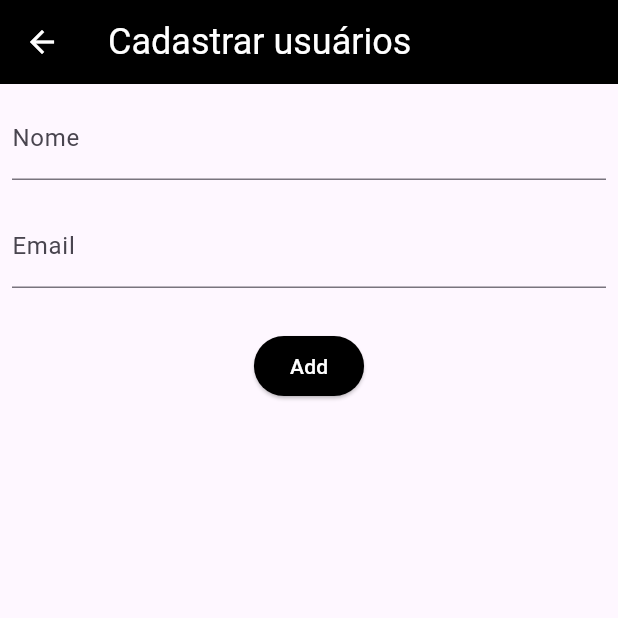
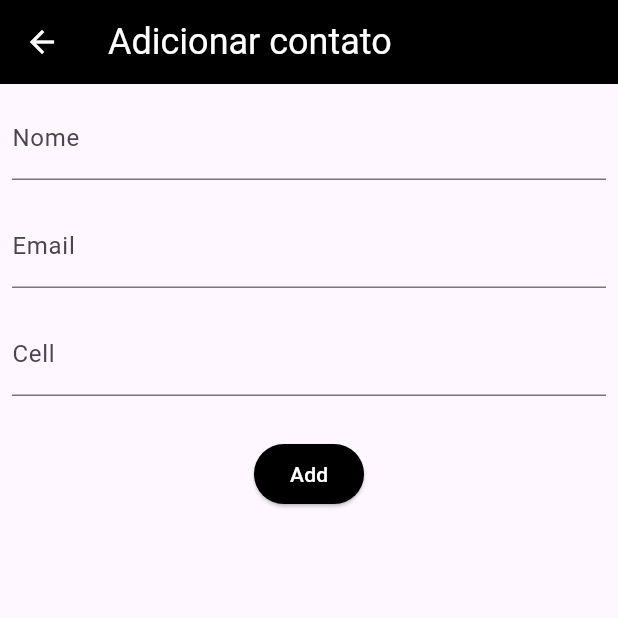
Before and after one commit to atevilson/App-Clean-Code, a Flutter app: the UserCreatePage screen opened directly, on a phone screen of 412 x 824 dp, the top half of it. Run offline on Flutter 3.47's test engine with Material 3 defaults, Android fonts, the light colour scheme and no system bars; our stand-ins replace equatable, flutter_bloc.

Commit message:
add controller do novo campo, novo text field e metodo para o botao que adiciona o contato.

```diff
--- a/lib/src/features/user/presentation/pages/user_create_page.dart
+++ b/lib/src/features/user/presentation/pages/user_create_page.dart
@@ -11,13 +11,14 @@ class UserCreatePage extends StatelessWidget {
 
   final TextEditingController _nameController = TextEditingController();
   final TextEditingController _emailController = TextEditingController();
+  final TextEditingController _phoneController = TextEditingController();
 
   @override
   Widget build(BuildContext context) {
     return Scaffold(
       appBar: AppBar(
         title: const Text(
-          "Cadastrar usuários",
+          "Adicionar contato",
         ),
       ),
       body: BlocListener<UserBloc, UserState>(
@@ -25,7 +26,7 @@ class UserCreatePage extends StatelessWidget {
           if (state is UserCreated) {
             ScaffoldMessenger.of(context).showSnackBar(
               const SnackBar(
-                content: Text("Usuário criado com sucesso"),
+                content: Text("Contato adicionado com sucesso"),
               ),
             );
           } else if (state is UserErro) {
@@ -52,14 +53,17 @@ class UserCreatePage extends StatelessWidget {
                 decoration: const InputDecoration(labelText: "Email"),
               ),
             ),
+            Padding(
+              padding: const EdgeInsets.all(8.0),
+              child: TextField(
+                controller: _phoneController,
+                decoration: const InputDecoration(labelText: "Cell"),
+              ),
+            ),
             const SizedBox(height: 20),
             ElevatedButton(
               onPressed: () {
-                final name = _nameController.text;
-                final email = _emailController.text;
-                BlocProvider.of<UserBloc>(context).add(
-                  UserCreateReq(name: name, email: email),
-                );
+                _createContact(context);
               },
               child: const Text("Add"),
             ),
@@ -68,4 +72,13 @@ class UserCreatePage extends StatelessWidget {
       ),
     );
   }
+
+  void _createContact(BuildContext context) {
+    final name = _nameController.text;
+    final email = _emailController.text;
+    final phone = _phoneController.text;
+    BlocProvider.of<UserBloc>(context).add(
+      UserCreateReq(name: name, email: email, phone: phone),
+    );
+  }
 }
```
